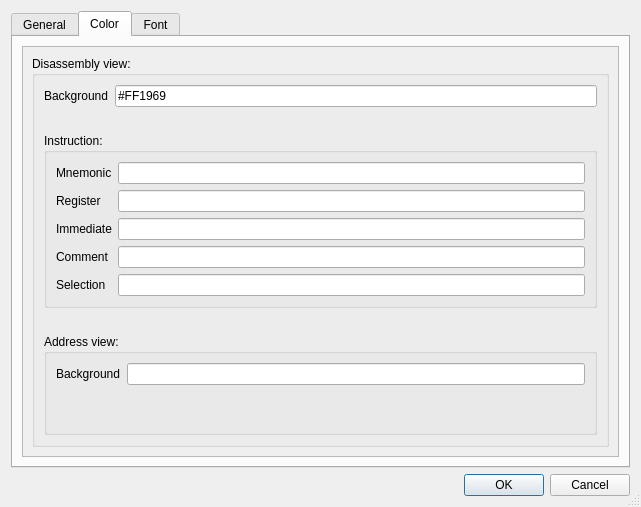
Old version of the form src/ui/qt/SettingsDialog.ui in the repository wisk/medusa.
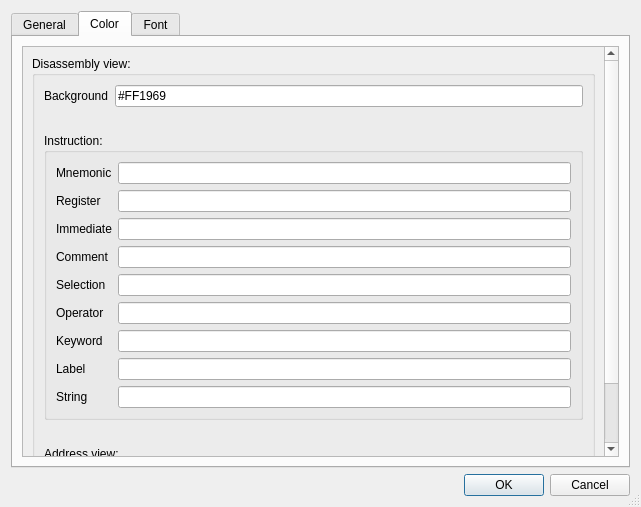
New version of the form. Icons and pictures are not drawn. Custom widgets are drawn as their Qt base class.

Commit message: core & ui_qt: fancy colors everywhere *_*

What changed in the file:
```diff
--- a/src/ui/qt/SettingsDialog.ui
+++ b/src/ui/qt/SettingsDialog.ui
@@ -72,8 +72,8 @@
            <rect>
             <x>0</x>
             <y>0</y>
-            <width>597</width>
-            <height>397</height>
+            <width>580</width>
+            <height>501</height>
            </rect>
           </property>
           <property name="sizePolicy">
@@ -227,6 +227,46 @@
                    <item row="4" column="1">
                     <widget class="ColorPicker" name="selectionColor"/>
                    </item>
+                   <item row="5" column="0">
+                    <widget class="QLabel" name="operationColorLabel">
+                     <property name="text">
+                      <string>Operator</string>
+                     </property>
+                    </widget>
+                   </item>
+                   <item row="6" column="0">
+                    <widget class="QLabel" name="keywordColorLabel">
+                     <property name="text">
+                      <string>Keyword</string>
+                     </property>
+                    </widget>
+                   </item>
+                   <item row="5" column="1">
+                    <widget class="ColorPicker" name="operatorColor"/>
+                   </item>
+                   <item row="6" column="1">
+                    <widget class="ColorPicker" name="keywordColor"/>
+                   </item>
+                   <item row="7" column="0">
+                    <widget class="QLabel" name="labelColorLabel">
+                     <property name="text">
+                      <string>Label</string>
+                     </property>
+                    </widget>
+                   </item>
+                   <item row="8" column="0">
+                    <widget class="QLabel" name="stringColorLabel">
+                     <property name="text">
+                      <string>String</string>
+                     </property>
+                    </widget>
+                   </item>
+                   <item row="7" column="1">
+                    <widget class="ColorPicker" name="labelColor"/>
+                   </item>
+                   <item row="8" column="1">
+                    <widget class="ColorPicker" name="stringColor"/>
+                   </item>
                   </layout>
                  </item>
                 </layout>
```
The commit also changes 10 other files.
